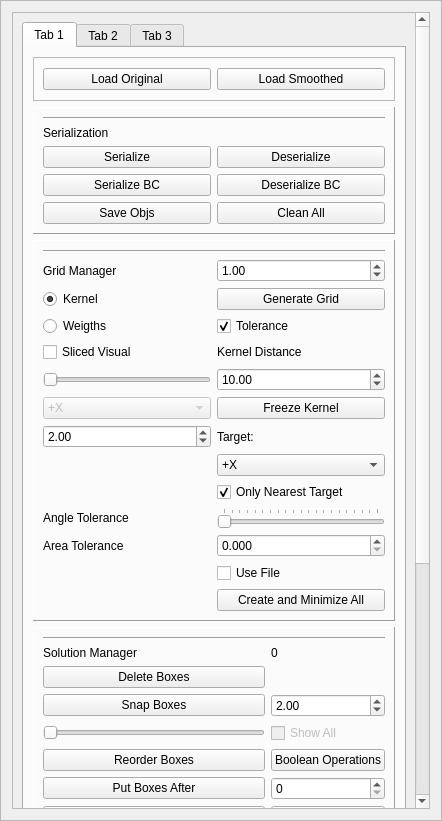
The window that GUI/managers/enginemanager.ui (alemuntoni/HeightFieldDecomposition) describes before a commit, drawn with Qt 5.
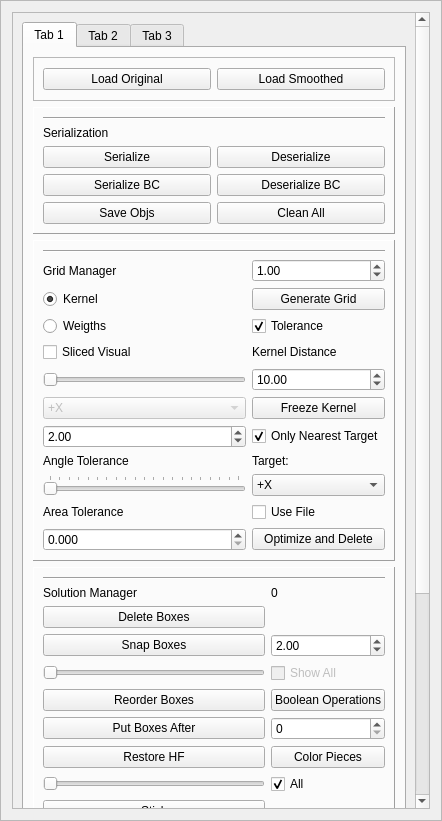
The same window after the commit.

```diff
--- a/GUI/managers/enginemanager.ui
+++ b/GUI/managers/enginemanager.ui
@@ -62,9 +62,9 @@
       <property name="geometry">
        <rect>
         <x>0</x>
-        <y>-250</y>
+        <y>0</y>
         <width>406</width>
-        <height>1154</height>
+        <height>1094</height>
        </rect>
       </property>
       <layout class="QGridLayout" name="gridLayout_7">
@@ -225,7 +225,7 @@
               <item row="9" column="0">
                <widget class="QPushButton" name="reconstructionPushButton">
                 <property name="text">
-                 <string>Reconstruction</string>
+                 <string>Restore HF</string>
                 </property>
                </widget>
               </item>
@@ -309,6 +309,87 @@
               <property name="sizeConstraint">
                <enum>QLayout::SetDefaultConstraint</enum>
               </property>
+              <item row="14" column="1">
+               <widget class="QCheckBox" name="useFileCheckBox">
+                <property name="text">
+                 <string>Use File</string>
+                </property>
+               </widget>
+              </item>
+              <item row="7" column="1">
+               <widget class="QCheckBox" name="onlyNearestTargetCheckBox">
+                <property name="text">
+                 <string>Only Nearest Target</string>
+                </property>
+                <property name="checked">
+                 <bool>true</bool>
+                </property>
+               </widget>
+              </item>
+              <item row="12" column="1">
+               <widget class="QComboBox" name="targetComboBox">
+                <item>
+                 <property name="text">
+                  <string>+X</string>
+                 </property>
+                </item>
+                <item>
+                 <property name="text">
+                  <string>+Y</string>
+                 </property>
+                </item>
+                <item>
+                 <property name="text">
+                  <string>+Z</string>
+                 </property>
+                </item>
+                <item>
+                 <property name="text">
+                  <string>-X</string>
+                 </property>
+                </item>
+                <item>
+                 <property name="text">
+                  <string>-Y</string>
+                 </property>
+                </item>
+                <item>
+                 <property name="text">
+                  <string>-Z</string>
+                 </property>
+                </item>
+               </widget>
+              </item>
+              <item row="14" column="0">
+               <widget class="QLabel" name="label_18">
+                <property name="text">
+                 <string>Area Tolerance</string>
+                </property>
+               </widget>
+              </item>
+              <item row="15" column="1">
+               <widget class="QPushButton" name="createAndMinimizeAllPushButton">
+                <property name="text">
+                 <string>Optimize and Delete</string>
+                </property>
+               </widget>
+              </item>
+              <item row="15" column="0">
+               <widget class="QDoubleSpinBox" name="areaToleranceSpinBox">
+                <property name="decimals">
+                 <number>3</number>
+                </property>
+                <property name="maximum">
+                 <double>1.000000000000000</double>
+                </property>
+                <property name="singleStep">
+                 <double>0.005000000000000</double>
+                </property>
+                <property name="value">
+                 <double>0.000000000000000</double>
+                </property>
+               </widget>
+              </item>
               <item row="0" column="0" colspan="2">
                <widget class="Line" name="line">
                 <property name="orientation">
@@ -458,65 +539,21 @@
                 </property>
                </widget>
               </item>
-              <item row="7" column="1">
+              <item row="8" column="1">
                <widget class="QLabel" name="label_3">
                 <property name="text">
                  <string>Target:</string>
                 </property>
                </widget>
               </item>
-              <item row="8" column="1">
-               <widget class="QComboBox" name="targetComboBox">
-                <item>
-                 <property name="text">
-                  <string>+X</string>
-                 </property>
-                </item>
-                <item>
-                 <property name="text">
-                  <string>+Y</string>
-                 </property>
-                </item>
-                <item>
-                 <property name="text">
-                  <string>+Z</string>
-                 </property>
-                </item>
-                <item>
-                 <property name="text">
-                  <string>-X</string>
-                 </property>
-                </item>
-                <item>
-                 <property name="text">
-                  <string>-Y</string>
-                 </property>
-                </item>
-                <item>
-                 <property name="text">
-                  <string>-Z</string>
-                 </property>
-                </item>
-               </widget>
-              </item>
-              <item row="9" column="1">
-               <widget class="QCheckBox" name="onlyNearestTargetCheckBox">
-                <property name="text">
-                 <string>Only Nearest Target</string>
-                </property>
-                <property name="checked">
-                 <bool>true</bool>
-                </property>
-               </widget>
-              </item>
-              <item row="10" column="0">
+              <item row="8" column="0">
                <widget class="QLabel" name="label_17">
                 <property name="text">
                  <string>Angle Tolerance</string>
                 </property>
                </widget>
               </item>
-              <item row="10" column="1">
+              <item row="12" column="0">
                <widget class="QSlider" name="toleranceSlider">
                 <property name="maximum">
                  <number>100</number>
@@ -538,43 +575,6 @@
                 </property>
                </widget>
               </item>
-              <item row="11" column="0">
-               <widget class="QLabel" name="label_18">
-                <property name="text">
-                 <string>Area Tolerance</string>
-                </property>
-               </widget>
-              </item>
-              <item row="11" column="1">
-               <widget class="QDoubleSpinBox" name="areaToleranceSpinBox">
-                <property name="decimals">
-                 <number>3</number>
-                </property>
-                <property name="maximum">
-                 <double>1.000000000000000</double>
-                </property>
-                <property name="singleStep">
-                 <double>0.005000000000000</double>
-                </property>
-                <property name="value">
-                 <double>0.000000000000000</double>
-                </property>
-               </widget>
-              </item>
-              <item row="13" column="1">
-               <widget class="QPushButton" name="createAndMinimizeAllPushButton">
-                <property name="text">
-                 <string>Create and Minimize All</string>
-                </property>
-               </widget>
-              </item>
-              <item row="12" column="1">
-               <widget class="QCheckBox" name="useFileCheckBox">
-                <property name="text">
-                 <string>Use File</string>
-                </property>
-               </widget>
-              </item>
              </layout>
             </widget>
            </item>
```
